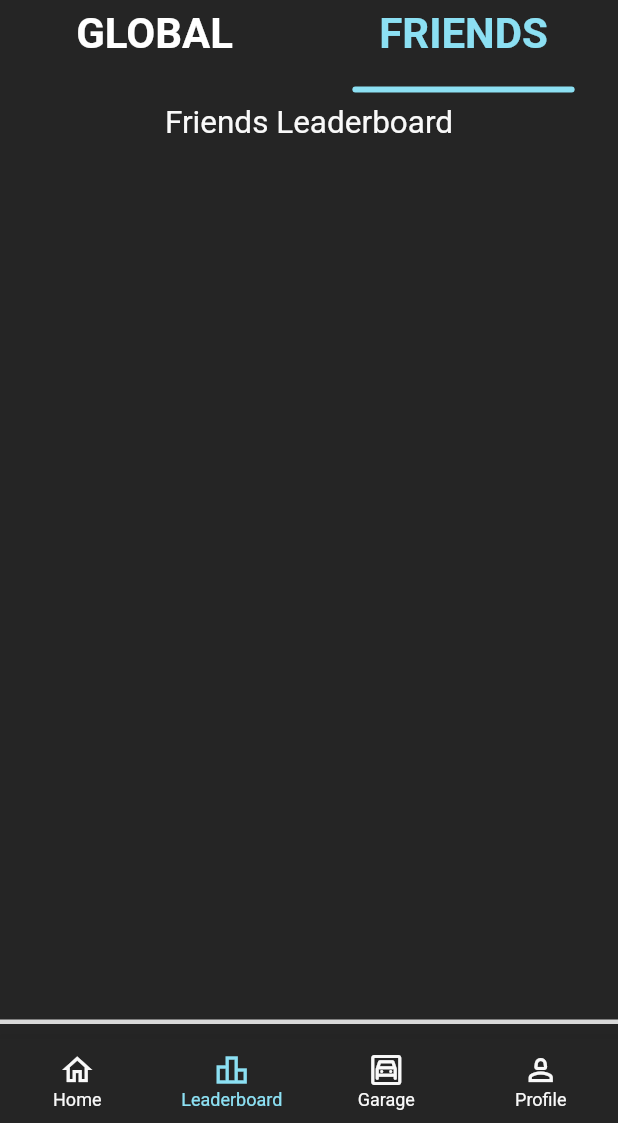
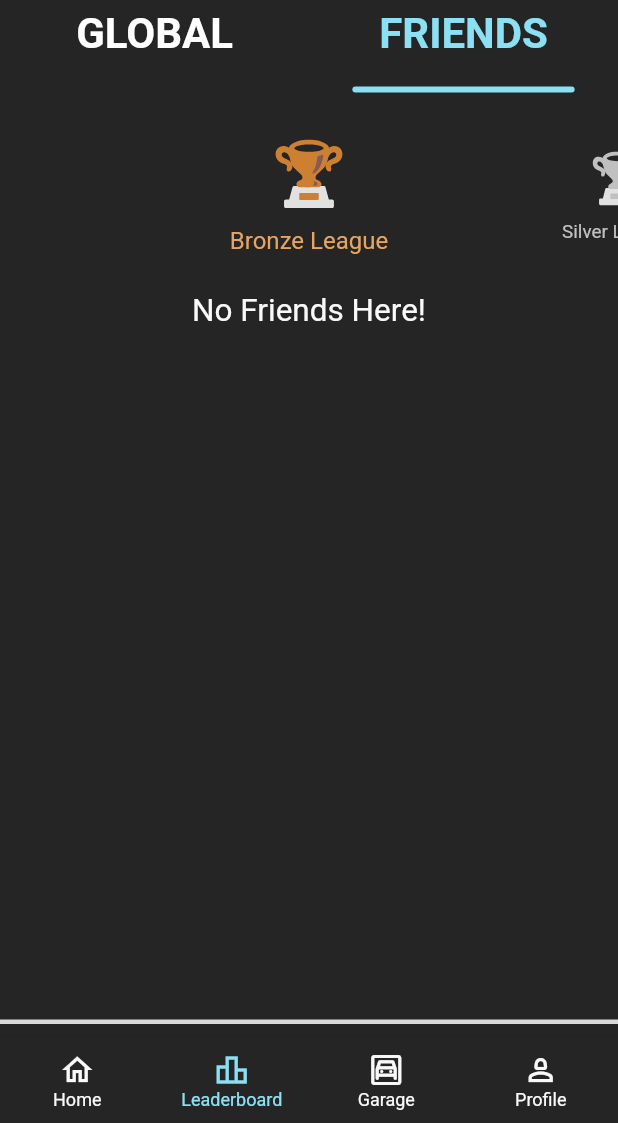
Before and after one commit to jwlim94/drive_safe, a Flutter app: the LeaderboardScreen screen opened by its route, tab 2 chosen, on a phone screen of 412 x 824 dp, the part 113-1236 px from its top. Run offline on Flutter 3.47's test engine with Material 3 defaults, Android fonts, the phone set to English and light mode, and no system bars; drawn by our look-alikes of carousel_slider; our stand-ins replace cloud_firestore, confetti, firebase_auth, firebase_core, flutter_riverpod, flutter_svg and 2 more; accounts and stored records are empty; generated files the repository leaves out were written again.

Commit message:
Implement firends leaderboard. Set up needed connections for user friends list.

```diff
--- a/lib/src/features/authentication/domain/auth_user_data.dart
+++ b/lib/src/features/authentication/domain/auth_user_data.dart
@@ -12,6 +12,7 @@ class AuthUserData {
     this.email,
     this.password,
     this.leagueId,
+    this.friends,
   });
 
   final String? id;
@@ -21,6 +22,7 @@ class AuthUserData {
   final String? email;
   final String? password;
   final String? leagueId;
+  final List? friends;
 
   factory AuthUserData.fromJson(Map<String, dynamic> json) =>
       _$AuthUserDataFromJson(json);
--- a/lib/src/features/leaderboard/presentation/leaderboard_screen.dart
+++ b/lib/src/features/leaderboard/presentation/leaderboard_screen.dart
@@ -23,10 +23,12 @@ class _LeaderboardScreenState extends ConsumerState<LeaderboardScreen>
   int _selectedIndex = 0;
   List<League> _carouselLeagues = [];
   int currentIndex = 0;
+  CarouselSliderController? buttonCarouselController;
 
   @override
   void initState() {
     super.initState();
+    buttonCarouselController = CarouselSliderController();
     _tabController = TabController(length: 2, vsync: this);
     _carouselLeagues = League.getLeagues();
 
@@ -41,8 +43,6 @@ class _LeaderboardScreenState extends ConsumerState<LeaderboardScreen>
   Widget build(BuildContext context) {
     final double screenWidth = MediaQuery.of(context).size.width;
     final double indicatorWidth = (screenWidth * 0.5) - (screenWidth * 0.15);
-    CarouselSliderController buttonCarouselController =
-        CarouselSliderController();
     final leagueAsync =
         ref.watch(fetchUserLeagueControllerProvider(currentIndex));
     final currentUser = ref.watch(currentUserStateProvider);
@@ -54,6 +54,12 @@ class _LeaderboardScreenState extends ConsumerState<LeaderboardScreen>
             controller: _tabController,
             indicator: CustomTabIndicator(width: indicatorWidth),
             dividerColor: Colors.transparent,
+            onTap: (index) {
+              setState(() {
+                _selectedIndex = index;
+              });
+              ref.invalidate(fetchUserLeagueControllerProvider);
+            },
             tabs: [
               Tab(
                 child: Text(
@@ -81,7 +87,6 @@ class _LeaderboardScreenState extends ConsumerState<LeaderboardScreen>
           ),
           const SizedBox(height: 20),
           // Check selected tab and display the respective content
-          if (_selectedIndex == 0) ...<Widget>[
           CarouselSlider(
             carouselController: buttonCarouselController,
             options: CarouselOptions(
@@ -124,6 +129,7 @@ class _LeaderboardScreenState extends ConsumerState<LeaderboardScreen>
               );
             }).toList(),
           ),
+          if (_selectedIndex == 0) ...<Widget>[
             leagueAsync.when(
               data: (leagueData) => Column(
                 children: leagueData.map((data) {
@@ -162,11 +168,60 @@ class _LeaderboardScreenState extends ConsumerState<LeaderboardScreen>
               ),
             ),
           ],
-          if (_selectedIndex == 1) ...[
-            const Center(
+          if (_selectedIndex == 1) ...<Widget>[
+            leagueAsync.when(
+              data: (leagueData) {
+                // Filter out users who are not friends
+                final friendsOnly = leagueData.where((data) {
+                  final user = data['user'];
+                  return user != null &&
+                          currentUser?.friends.contains(user['id']) == true ||
+                      currentUser?.id.contains(user['id']) == true;
+                }).toList();
+
+                return friendsOnly.isEmpty
+                    ? const Center(
                         child: Text(
-                'Friends Leaderboard',
+                          "No Friends Here!",
                           style: TextStyles.h4,
+                        ),
+                      )
+                    : Column(
+                        children: friendsOnly.map((data) {
+                          final league = data['league'] as League;
+                          final user = data['user'];
+
+                          return CustomPlayerCard(
+                            position: league.position,
+                            playerName: user['name'],
+                            userSecondaryColor: user['secondaryColor'],
+                            userPrimaryColor: user['primaryColor'],
+                            onPressed: () {}, // Provide a valid callback
+                            backgroundColor: (user['id'] == currentUser?.id)
+                                ? Color.lerp(
+                                    (currentUser!.primaryColor == 4294967295)
+                                        ? Color(currentUser.secondaryColor)
+                                        : Color(currentUser.primaryColor),
+                                    AppColors.customWhite,
+                                    .5,
+                                  )!
+                                : AppColors.customWhite,
+                            tierColor: Color(league.color),
+                            borderOutline: Color(league.color),
+                            points: league.points,
+                            positionMovement: league.movement,
+                            playerColor:
+                                Color(user['primaryColor'] ?? 4293980400),
+                          );
+                        }).toList(),
+                      );
+              },
+              loading: () => const Center(child: CircularProgressIndicator()),
+              error: (error, _) => Center(
+                child: Text(
+                  "Error: $error",
+                  style: TextStyles.error,
+                ),
               ),
             ),
           ],
--- a/lib/src/features/user/data/users_repository.dart
+++ b/lib/src/features/user/data/users_repository.dart
@@ -33,11 +33,14 @@ class UsersRepository {
       secondaryColor: ColorUtils.generateRandomColors()[1],
       code: CryptoUtils.generateRandomUserCode(),
       leagueId: authUserData.leagueId!,
+      friends: [],
     );
 
     await _userDocumentRef(userId).set(user);
     return user;
   }
+
+  //TODO: UpdateUserFriendsLogic
 
   Future<User> updateUserName(String userId, String name) async {
     final usersRef = _firestore.collection(Strings.usersCollection).doc(userId);
--- a/lib/src/features/user/domain/user.dart
+++ b/lib/src/features/user/domain/user.dart
@@ -14,6 +14,7 @@ class User {
     required this.secondaryColor,
     required this.code,
     required this.leagueId,
+    required this.friends,
   });
 
   final String id;
@@ -25,6 +26,7 @@ class User {
   final int secondaryColor;
   final String code;
   final String leagueId;
+  final List friends;
 
   factory User.fromJson(Map<String, dynamic> json) => _$UserFromJson(json);
 
@@ -41,6 +43,7 @@ class User {
       secondaryColor: map['secondaryColor'] as int,
       code: map['code'] as String,
       leagueId: map['leagueId'] as String,
+      friends: map['friends'] as List,
     );
   }
 
@@ -56,6 +59,7 @@ class User {
       'secondaryColor': secondaryColor,
       'code': code,
       'leagueId': leagueId,
+      'friends': friends,
     };
     // Optional fields should be added here
     return data;
```
Lines whose indentation alone changed are shown as unchanged.
